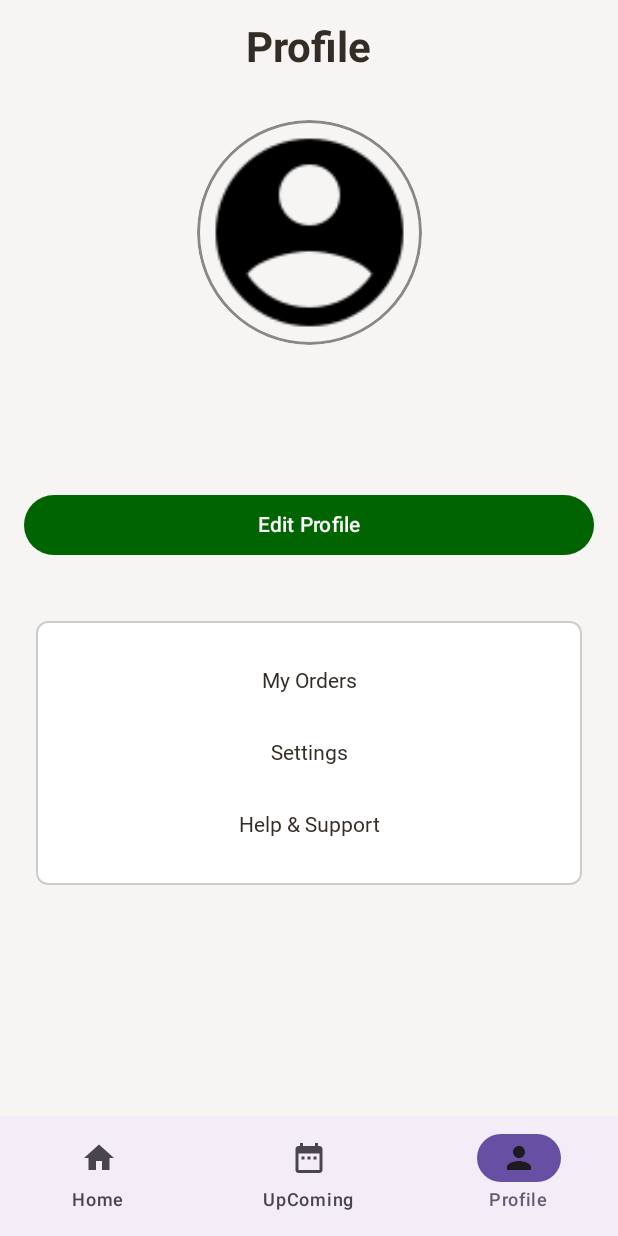
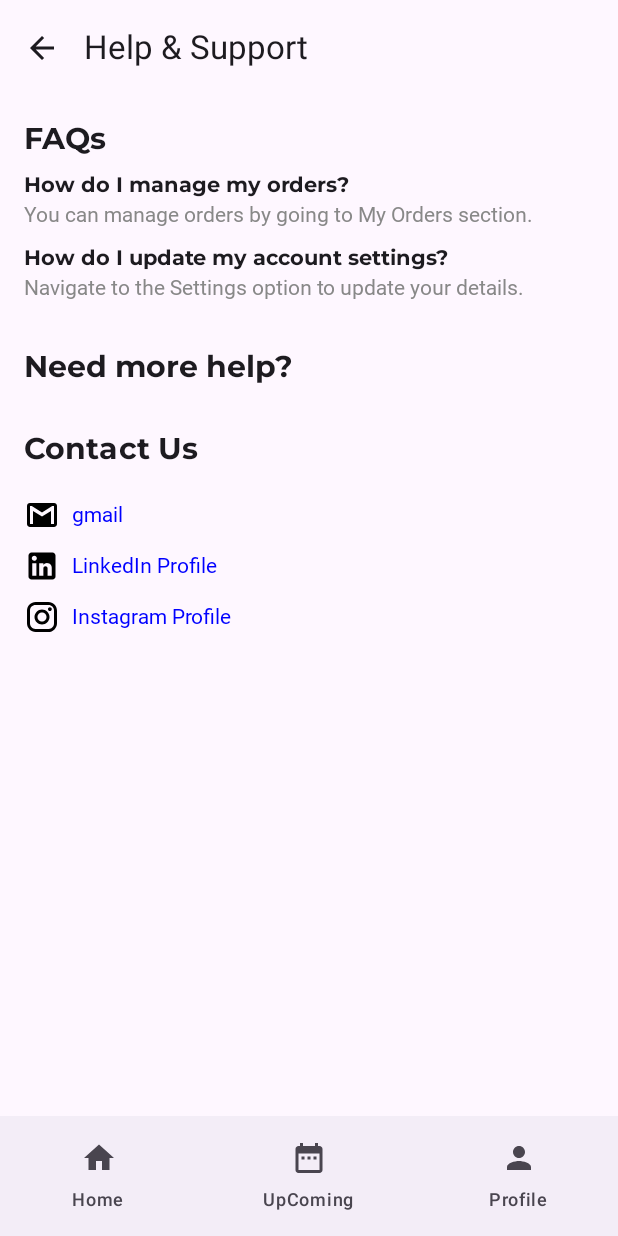
Before and after one commit to yuvrajsinghgmx/ShopSmart, an Android app built with Jetpack Compose: the Profile screen opened through its navigation route, after a tap on "Help & Support", on a phone screen of 412 x 824 dp. Run offline under Robolectric (Android 15) with nearby library versions, the phone set to English and light mode, and no system bars; our stand-ins replace Dagger/Hilt's generated code; pictures from the network do not load; Roboto replaces fonts that are not available here.

Commit message:
Added Help & support

```diff
--- a/app/build.gradle.kts
+++ b/app/build.gradle.kts
@@ -12,7 +12,7 @@ android {
 
     defaultConfig {
         applicationId = "com.yuvrajsinghgmx.shopsmart"
-        minSdk = 31
+        minSdk = 29
         targetSdk = 34
         versionCode = 1
         versionName = "1.0"
--- a/app/src/main/java/com/yuvrajsinghgmx/shopsmart/navigation/Navigation.kt
+++ b/app/src/main/java/com/yuvrajsinghgmx/shopsmart/navigation/Navigation.kt
@@ -7,6 +7,7 @@ import androidx.compose.ui.Modifier
 import androidx.navigation.NavHostController
 import androidx.navigation.compose.NavHost
 import androidx.navigation.compose.composable
+import com.yuvrajsinghgmx.shopsmart.screens.HelpS
 import com.yuvrajsinghgmx.shopsmart.screens.HomeScreen
 import com.yuvrajsinghgmx.shopsmart.screens.Profile
 import com.yuvrajsinghgmx.shopsmart.screens.ShopSmartNavBar
@@ -36,6 +37,9 @@ fun Navigation(viewModel: ShoppingListViewModel, navController: NavHostControlle
             composable("MyOrders") {
                 MyOrders(navController = navController)
             }
+            composable("Help") {
+                HelpS(navController = navController)
+            }
         }
     }
 }
--- /dev/null
+++ b/app/src/main/java/com/yuvrajsinghgmx/shopsmart/screens/HelpS.kt
@@ -0,0 +1,197 @@
+package com.yuvrajsinghgmx.shopsmart.screens
+
+import androidx.compose.foundation.layout.*
+import androidx.compose.foundation.lazy.LazyColumn
+import androidx.compose.foundation.lazy.items
+import androidx.compose.foundation.shape.RoundedCornerShape
+import androidx.compose.material.icons.Icons
+import androidx.compose.material.icons.automirrored.filled.ArrowBack
+import androidx.compose.material3.*
+import androidx.compose.runtime.*
+import androidx.compose.ui.Modifier
+import androidx.compose.ui.graphics.Color
+import androidx.compose.ui.text.font.FontWeight
+import androidx.compose.ui.unit.dp
+import androidx.compose.ui.unit.sp
+import androidx.navigation.NavController
+import androidx.compose.foundation.text.ClickableText
+import androidx.compose.material3.Text
+import androidx.compose.runtime.Composable
+import androidx.compose.ui.text.AnnotatedString
+import androidx.compose.ui.text.buildAnnotatedString
+import androidx.compose.ui.unit.dp
+import androidx.compose.ui.unit.sp
+import androidx.compose.foundation.layout.*
+import androidx.compose.material3.*
+import androidx.compose.ui.platform.LocalContext
+import android.content.Intent
+import android.content.Context
+import android.net.Uri
+import androidx.compose.foundation.Image
+import androidx.compose.foundation.clickable
+import androidx.compose.ui.Alignment
+import androidx.compose.ui.res.painterResource
+import androidx.compose.ui.text.SpanStyle
+import androidx.compose.ui.text.style.TextDecoration
+import androidx.compose.ui.text.withStyle
+import com.yuvrajsinghgmx.shopsmart.R
+
+
+@OptIn(ExperimentalMaterial3Api::class)
+@Composable
+fun HelpS(navController: NavController) {
+    val context = LocalContext.current
+    Scaffold(
+        topBar = {
+            TopAppBar(
+                title = { Text("Help & Support") },
+                navigationIcon = {
+                    IconButton(onClick = { navController.navigateUp() }) {
+                        Icon(imageVector = Icons.AutoMirrored.Filled.ArrowBack, contentDescription = "Back")
+                    }
+                }
+            )
+        },
+        content = { padding ->
+            Column(
+                modifier = Modifier
+                    .padding(padding)
+                    .fillMaxSize()
+                    .padding(16.dp)
+            ) {
+                Text(
+                    text = "FAQs",
+                    fontWeight = FontWeight.Bold,
+                    fontSize = 20.sp,
+                    modifier = Modifier.padding(bottom = 10.dp)
+                )
+
+                // List of FAQs
+                LazyColumn {
+                    items(faqs) { faq ->
+                        FAQItem(faq.question, faq.answer)
+                    }
+                }
+
+                Spacer(modifier = Modifier.height(20.dp))
+
+                // Contact Us Section
+                Text(
+                    text = "Need more help?",
+                    fontWeight = FontWeight.Bold,
+                    fontSize = 20.sp,
+                    modifier = Modifier.padding(bottom = 10.dp)
+                )
+                Spacer(modifier = Modifier.height(20.dp))
+                Text(
+                    text = "Contact Us",
+                    fontWeight = FontWeight.Bold,
+                    fontSize = 20.sp,
+                    modifier = Modifier.padding(bottom = 10.dp)
+                )
+                Spacer(modifier = Modifier.height(10.dp))
+                // Gmail
+
+                Row(verticalAlignment = Alignment.CenterVertically) {
+                    Image(
+                        painter = painterResource(id = R.drawable.gmail),
+                        contentDescription = "Gmail",
+                        modifier = Modifier
+                            .size(24.dp)
+                            .clickable {
+                                openLink(context, "mailto:example@gmail.com")
+                            }
+                    )
+                    Spacer(modifier = Modifier.width(8.dp))
+                    Text(
+                        text = "gmail",
+                        color = Color.Blue,
+                        modifier = Modifier.clickable {
+                            openLink(context, "mailto:example@gmail.com")
+                        }
+                    )
+                }
+
+                Spacer(modifier = Modifier.height(10.dp))
+
+                Row(verticalAlignment = Alignment.CenterVertically) {
+                    Image(
+                        painter = painterResource(id = R.drawable.linkedin),
+                        contentDescription = "LinkedIn",
+                        modifier = Modifier
+                            .size(24.dp)
+                            .clickable {
+                                openLink(context, "https://linkedin.com/in/yuvrajsinghgmx")
+                            }
+                    )
+                    Spacer(modifier = Modifier.width(8.dp))
+                    Text(
+                        text = "LinkedIn Profile",
+                        color = Color.Blue,
+                        modifier = Modifier.clickable {
+                            openLink(context, "https://linkedin.com/in/yuvrajsinghgmx")
+                        }
+                    )
+                }
+                Spacer(modifier = Modifier.height(10.dp))
+                Row(verticalAlignment = Alignment.CenterVertically) {
+                    Image(
+                        painter = painterResource(id = R.drawable.instagram),
+                        contentDescription = "LinkedIn",
+                        modifier = Modifier
+                            .size(24.dp)
+                            .clickable {
+                                openLink(context, "https://instagram.com/yuvrajsinghgmx")
+                            }
+                    )
+                    Spacer(modifier = Modifier.width(8.dp))
+                    Text(
+                        text = "Instagram Profile",
+                        color = Color.Blue,
+                        modifier = Modifier.clickable {
+                            openLink(context, "https://instagram.com/yuvrajsinghgmx")
+                        }
+                    )
+                }
+
+
+            }
+        }
+    )
+}
+fun openLink(context: Context, url: String) {
+    val intent = Intent(Intent.ACTION_VIEW, Uri.parse(url))
+    intent.addFlags(Intent.FLAG_ACTIVITY_NEW_TASK)
+
+    // Try opening the LinkedIn app
+    if (url.contains("linkedin.com")) {
+        intent.setPackage("com.linkedin.android")
+    }
+
+    // Fallback to browser if the app isn't installed
+    if (intent.resolveActivity(context.packageManager) != null) {
+        context.startActivity(intent)
+    } else {
+        // Open in browser if app is not available
+        val browserIntent = Intent(Intent.ACTION_VIEW, Uri.parse(url))
+        context.startActivity(browserIntent)
+    }
+}
+
+
+@Composable
+fun FAQItem(question: String, answer: String) {
+    Column(modifier = Modifier.padding(bottom = 12.dp)) {
+        Text(text = question, fontWeight = FontWeight.SemiBold)
+        Spacer(modifier = Modifier.height(4.dp))
+        Text(text = answer, color = Color.Gray)
+    }
+}
+
+// Example FAQ data
+val faqs = listOf(
+    FAQ("How do I manage my orders?", "You can manage orders by going to My Orders section."),
+    FAQ("How do I update my account settings?", "Navigate to the Settings option to update your details.")
+)
+
+data class FAQ(val question: String, val answer: String)
--- a/app/src/main/java/com/yuvrajsinghgmx/shopsmart/screens/Profile.kt
+++ b/app/src/main/java/com/yuvrajsinghgmx/shopsmart/screens/Profile.kt
@@ -228,7 +228,9 @@ fun Profile(modifier: Modifier = Modifier,navController: NavController) {
                         navController.navigate("MyOrders")
                     }
                     ProfileItem(title = "Settings")
-                    ProfileItem(title = "Help & Support")
+                    ProfileItem(title = "Help & Support"){
+                        navController.navigate("Help")
+                    }
                 }
             }
         }
--- /dev/null
+++ b/app/src/main/res/drawable/gmail.xml
@@ -0,0 +1,9 @@
+<vector xmlns:android="http://schemas.android.com/apk/res/android" xmlns:aapt="http://schemas.android.com/aapt"
+    android:viewportWidth="24"
+    android:viewportHeight="24"
+    android:width="24dp"
+    android:height="24dp">
+    <path
+        android:pathData="M20 18H18V9.25L12 13L6 9.25V18H4V6H5.2L12 10.25L18.8 6H20M20 4H4C2.89 4 2 4.89 2 6V18A2 2 0 0 0 4 20H20A2 2 0 0 0 22 18V6C22 4.89 21.1 4 20 4Z"
+        android:fillColor="#000000" />
+</vector>
--- /dev/null
+++ b/app/src/main/res/drawable/instagram.xml
@@ -0,0 +1,9 @@
+<vector xmlns:android="http://schemas.android.com/apk/res/android" xmlns:aapt="http://schemas.android.com/aapt"
+    android:viewportWidth="24"
+    android:viewportHeight="24"
+    android:width="24dp"
+    android:height="24dp">
+    <path
+        android:pathData="M7.8 2H16.2C19.4 2 22 4.6 22 7.8V16.2A5.8 5.8 0 0 1 16.2 22H7.8C4.6 22 2 19.4 2 16.2V7.8A5.8 5.8 0 0 1 7.8 2M7.6 4A3.6 3.6 0 0 0 4 7.6V16.4C4 18.39 5.61 20 7.6 20H16.4A3.6 3.6 0 0 0 20 16.4V7.6C20 5.61 18.39 4 16.4 4H7.6M17.25 5.5A1.25 1.25 0 0 1 18.5 6.75A1.25 1.25 0 0 1 17.25 8A1.25 1.25 0 0 1 16 6.75A1.25 1.25 0 0 1 17.25 5.5M12 7A5 5 0 0 1 17 12A5 5 0 0 1 12 17A5 5 0 0 1 7 12A5 5 0 0 1 12 7M12 9A3 3 0 0 0 9 12A3 3 0 0 0 12 15A3 3 0 0 0 15 12A3 3 0 0 0 12 9Z"
+        android:fillColor="#000000" />
+</vector>
--- /dev/null
+++ b/app/src/main/res/drawable/linkedin.xml
@@ -0,0 +1,11 @@
+<?xml version="1.0" encoding="utf-8"?>
+<vector xmlns:android="http://schemas.android.com/apk/res/android"
+    android:width="24dp"
+    android:height="24dp"
+    android:viewportWidth="24"
+    android:viewportHeight="24">
+
+    <path
+        android:fillColor="#000000"
+        android:pathData="M19 3A2 2 0 0 1 21 5V19A2 2 0 0 1 19 21H5A2 2 0 0 1 3 19V5A2 2 0 0 1 5 3H19M18.5 18.5V13.2A3.26 3.26 0 0 0 15.24 9.94C14.39 9.94 13.4 10.46 12.92 11.24V10.13H10.13V18.5H12.92V13.57C12.92 12.8 13.54 12.17 14.31 12.17A1.4 1.4 0 0 1 15.71 13.57V18.5H18.5M6.88 8.56A1.68 1.68 0 0 0 8.56 6.88C8.56 5.95 7.81 5.19 6.88 5.19A1.69 1.69 0 0 0 5.19 6.88C5.19 7.81 5.95 8.56 6.88 8.56M8.27 18.5V10.13H5.5V18.5H8.27Z" />
+</vector>
--- a/gradle/libs.versions.toml
+++ b/gradle/libs.versions.toml
@@ -1,5 +1,5 @@
 [versions]
-agp = "8.7.0"
+agp = "8.6.0"
 coilCompose = "2.7.0"
 coilComposeVersion = "2.2.2"
 converterGson = "2.11.0"
```
